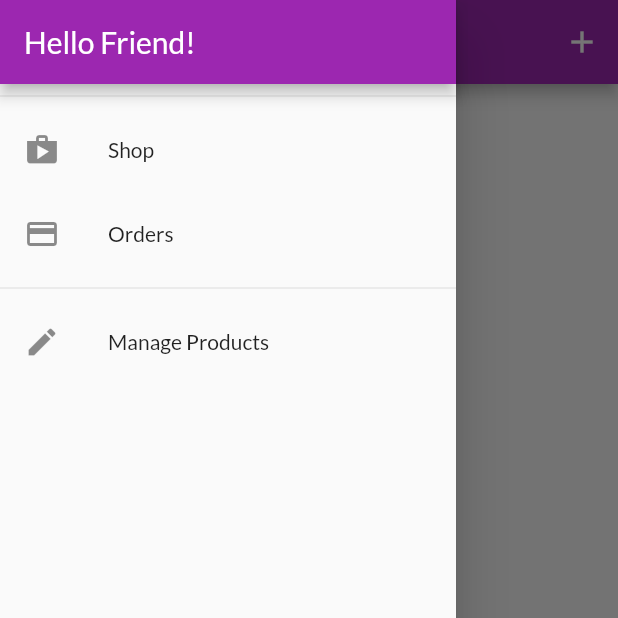
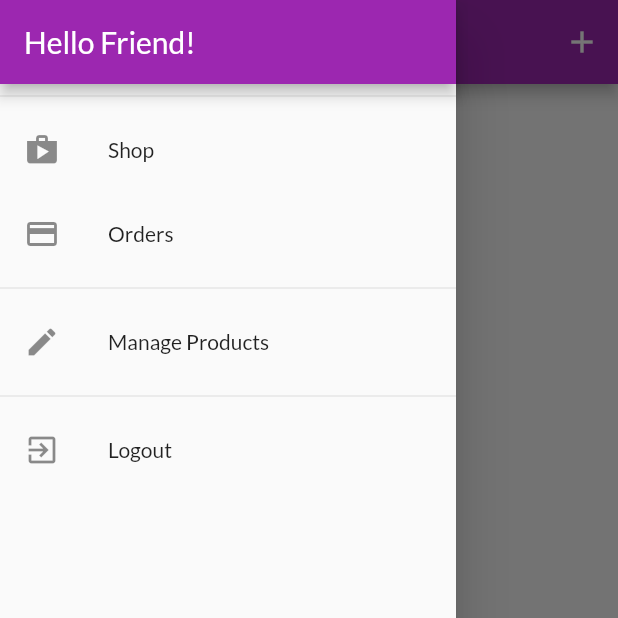
Before and after one commit to justcier/shop_app, a Flutter app: the UserProductsScreen screen opened by its route, with the side drawer open, on a phone screen of 412 x 824 dp, the top half of it. Run offline on Flutter 3.47's test engine with Material 2 defaults, Android fonts, the phone set to English and light mode, and no system bars; our stand-ins replace shared_preferences; accounts and stored records are empty; network calls fail.

Commit message:
Added logout, autologout and automatically logging users in

```diff
--- a/lib/screens/user_products_screen.dart
+++ b/lib/screens/user_products_screen.dart
@@ -8,13 +8,13 @@ import 'edit_product_screen.dart';
 
 class UserProductsScreen extends StatelessWidget {
   static const routeName = '/user-products';
-  final Products productsData;
+  // final Products productsData;
 
-  const UserProductsScreen({required this.productsData, Key? key})
-      : super(key: key);
+  const UserProductsScreen({Key? key}) : super(key: key);
 
   Future<void> _refreshProducts(BuildContext context) async {
-    await Provider.of<Products>(context, listen: false).fetchAndSetProduct();
+    await Provider.of<Products>(context, listen: false)
+        .fetchAndSetProduct(true);
   }
 
   @override
@@ -32,9 +32,17 @@ class UserProductsScreen extends StatelessWidget {
         ],
       ),
       drawer: const AppDrawer(),
-      body: RefreshIndicator(
+      body: FutureBuilder(
+        future: _refreshProducts(context),
+        builder: (ctx, snapshot) =>
+            snapshot.connectionState == ConnectionState.waiting
+                ? const Center(
+                    child: CircularProgressIndicator(),
+                  )
+                : RefreshIndicator(
                     onRefresh: () => _refreshProducts(context),
-        child: Padding(
+                    child: Consumer<Products>(
+                      builder: (ctx, productsData, _) => Padding(
                         padding: const EdgeInsets.all(8),
                         child: ListView.builder(
                           itemBuilder: (_, i) => Column(
@@ -51,6 +59,8 @@ class UserProductsScreen extends StatelessWidget {
                         ),
                       ),
                     ),
+                  ),
+      ),
     );
   }
 }
--- a/lib/widgets/app_drawer.dart
+++ b/lib/widgets/app_drawer.dart
@@ -1,6 +1,8 @@
 import 'package:flutter/material.dart';
+import 'package:provider/provider.dart';
 import 'package:shop_app/screens/user_products_screen.dart';
 
+import '../providers/auth.dart';
 import '../screens/orders_screen.dart';
 
 class AppDrawer extends StatelessWidget {
@@ -40,6 +42,15 @@ class AppDrawer extends StatelessWidget {
                   .pushReplacementNamed(UserProductsScreen.routeName);
             },
           ),
+          const Divider(),
+          ListTile(
+            leading: const Icon(Icons.exit_to_app),
+            title: const Text('Logout'),
+            onTap: () {
+              Navigator.of(context).pop();
+              Provider.of<Auth>(context, listen: false).logout();
+            },
+          ),
         ],
       ),
     );
--- a/pubspec.yaml
+++ b/pubspec.yaml
@@ -20,6 +20,7 @@ dev_dependencies:
   provider: ^6.0.3
   intl: ^0.17.0
   http: ^0.13.5
+  shared_preferences: ^2.0.15
 
   flutter_lints: ^2.0.0
 
```
Also changed, not shown: lib/main.dart (+28 -9 lines), lib/providers/auth.dart (+56 -0 lines), lib/providers/orders.dart (+14 -6 lines), lib/providers/products.dart (+30 -18 lines), lib/screens/splash_screen.dart (added, +14 -0 lines), pubspec.lock, 2 other files. Lines whose indentation alone changed are shown as unchanged.
